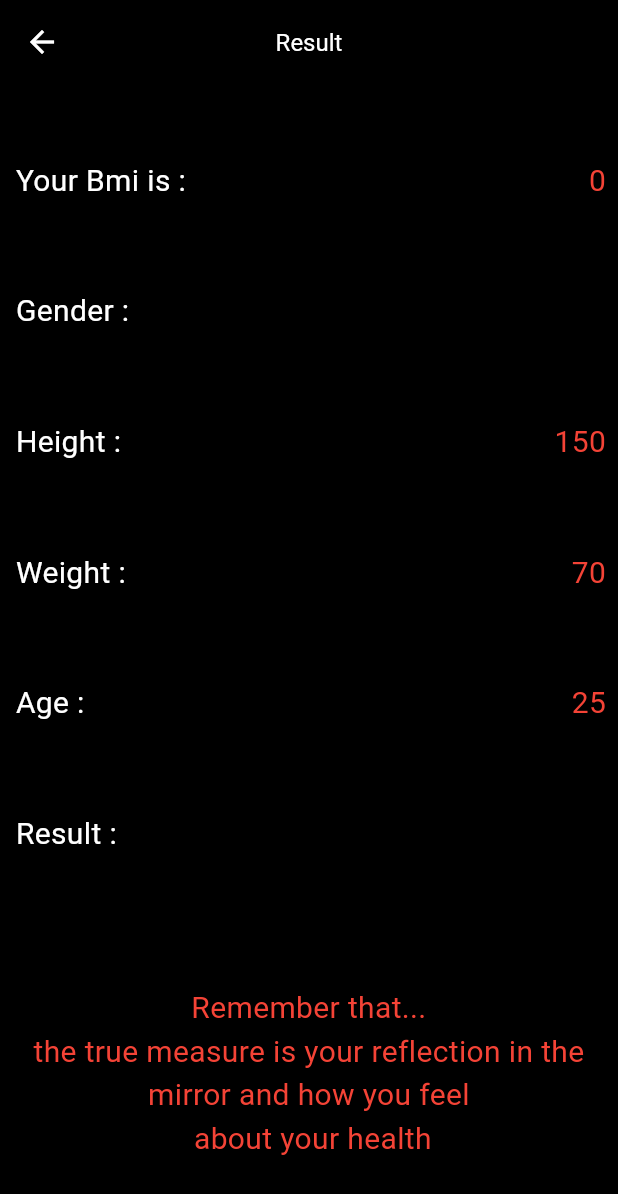
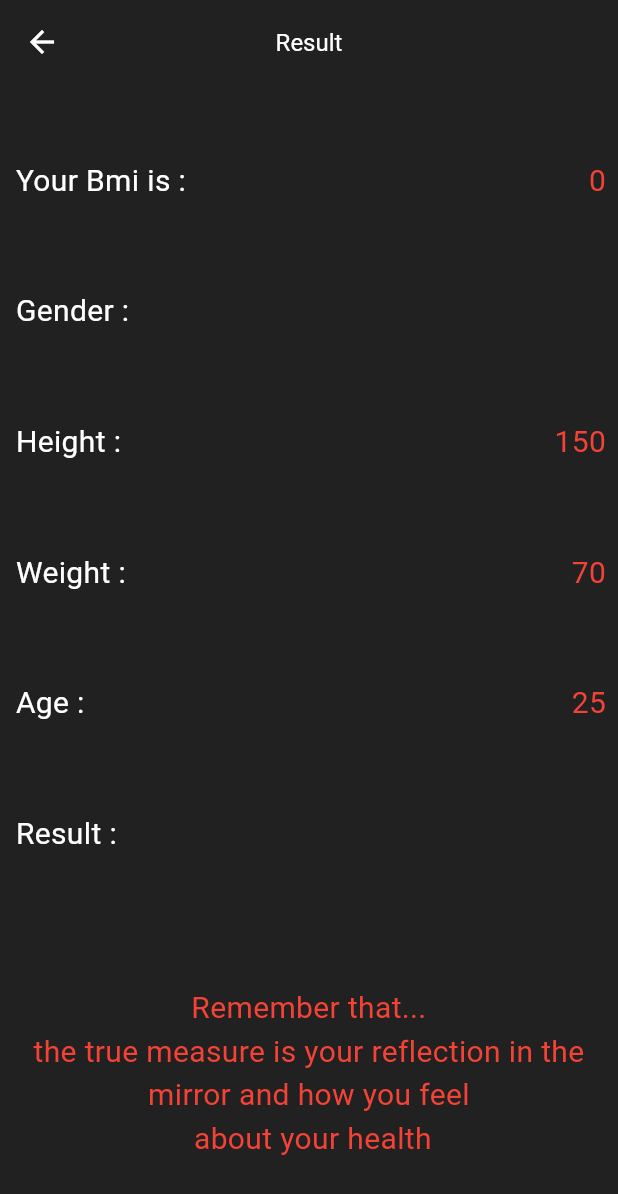
Before and after one commit to mohammedsaleh123/flutter-bmi-cal, a Flutter app: the ResultView screen opened directly, on a phone screen of 412 x 824 dp. Shown: the top 1194 px of the screen. Run offline on Flutter 3.47's test engine with Material 3 defaults, Android fonts, the phone set to English and light mode, and no system bars; our stand-ins replace get.

Commit message:
a little change with app colors

```diff
--- a/lib/consts/consts_color.dart
+++ b/lib/consts/consts_color.dart
@@ -1,6 +1,6 @@
 import 'package:flutter/material.dart';
 
-const Color bgColor = Colors.black;
+Color bgColor = Colors.grey.shade900;
 const Color primaryColor = Colors.red;
 Color accentColor = Colors.grey.shade800;
 const Color secondaryColor = Colors.white;
--- a/lib/view/result_view.dart
+++ b/lib/view/result_view.dart
@@ -14,6 +14,7 @@ class ResultView extends StatelessWidget {
   Widget build(BuildContext context) {
     return GetBuilder<BmiController>(builder: (controller) {
       return Scaffold(
+        backgroundColor: bgColor,
         appBar: AppBar(
           leading: IconButton(
               onPressed: () {
```
